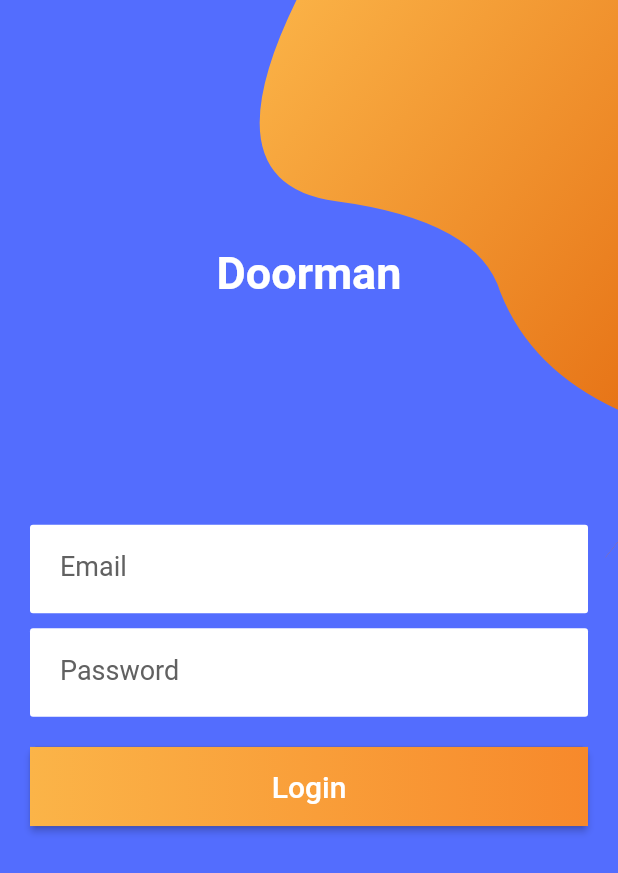
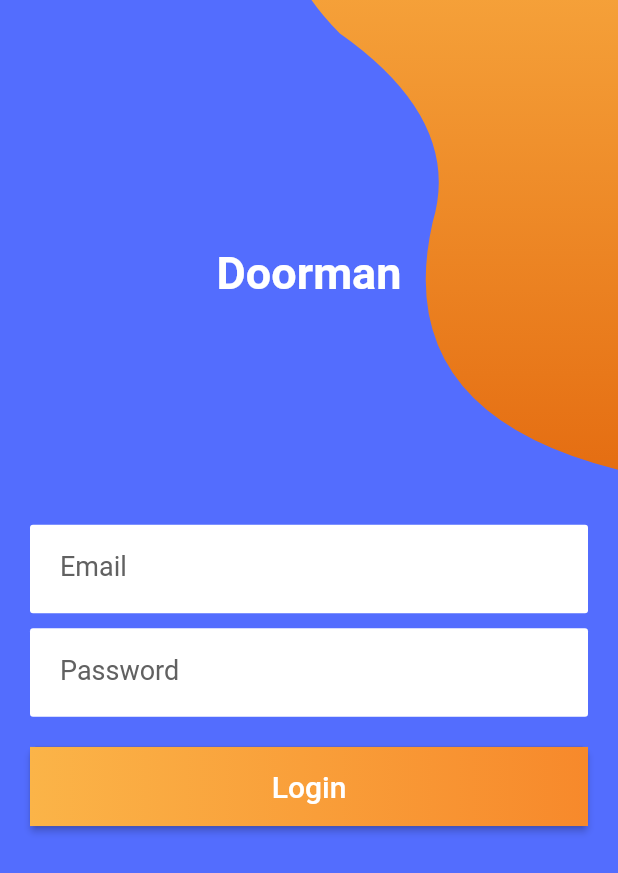
Before and after one commit to knipknap/doorman-app, a Flutter app: the LoginView screen opened by its route, on a phone screen of 412 x 824 dp. Shown: the top 873 px of the screen. Run offline on Flutter 3.47's test engine with Material 2 defaults, Android fonts, the light colour scheme and no system bars; our stand-ins replace flutter_settings_screens, shared_preferences; accounts and stored records are empty; network calls fail.

Commit message:
smooth some edges on the bezier design; simplify implementation

```diff
--- a/lib/components/bezier_container.dart
+++ b/lib/components/bezier_container.dart
@@ -1,7 +1,4 @@
-import 'dart:math';
-
 import 'package:flutter/material.dart';
-
 import 'clip_painter.dart';
 
 class BezierContainer extends StatelessWidget {
@@ -9,12 +6,10 @@ class BezierContainer extends StatelessWidget {
 
   @override
   Widget build(BuildContext context) {
-    return Transform.rotate(
-      angle: -pi / 3.5,
-      child: ClipPath(
+    return ClipPath(
       clipper: ClipPainter(),
       child: Container(
-          height: MediaQuery.of(context).size.height *.5,
+        height: MediaQuery.of(context).size.height *.55,
         width: MediaQuery.of(context).size.width,
         decoration: BoxDecoration(
             gradient: LinearGradient(
@@ -27,7 +22,6 @@ class BezierContainer extends StatelessWidget {
             )
           ),
       ),
-      ),
     );
   }
 }
--- a/lib/components/clip_painter.dart
+++ b/lib/components/clip_painter.dart
@@ -7,26 +7,13 @@ class ClipPainter extends CustomClipper<Path>{
     var width = size.width;
     var path = Path();
 
-    path.lineTo(0, size.height);
-    path.lineTo(size.width, height);
-    path.lineTo(size.width, 0);
-
-     /// [Top Left corner]
-    var secondControlPoint =  Offset(0 ,0);
-    var secondEndPoint = Offset(width * .18, height *.3);
-    path.quadraticBezierTo(secondControlPoint.dx, secondControlPoint.dy, secondEndPoint.dx, secondEndPoint.dy);
-
-     /// [Left Middle]
-    var fifthControlPoint =  Offset(width * .3, height * .5);
-    var fiftEndPoint = Offset(width * .23, height *.6);
-    path.quadraticBezierTo(fifthControlPoint.dx, fifthControlPoint.dy, fiftEndPoint.dx, fiftEndPoint.dy);
-
-     /// [Bottom Left corner]
-    var thirdControlPoint =  Offset(0, height);
-    var thirdEndPoint = Offset(width, height*1.8);
-    path.quadraticBezierTo(thirdControlPoint.dx, thirdControlPoint.dy, thirdEndPoint.dx, thirdEndPoint.dy);
-
-    path.lineTo(0, size.height  );
+    path.lineTo(-1, size.height+1);
+    path.lineTo(width, height);
+    path.lineTo(width, 0);
+    path.quadraticBezierTo(-width*.2, 0, width*.15, height*.3+10);
+    path.quadraticBezierTo(width*.35, height*.45, width*.3, height*.6);
+    path.quadraticBezierTo(width*.2, height, width, height);
+    path.lineTo(-1, size.height+1);
     path.close();
 
     return path;
@@ -34,8 +21,6 @@ class ClipPainter extends CustomClipper<Path>{
 
   @override
   bool shouldReclip(CustomClipper<Path> oldClipper) {
-    // ignore: todo
-    // TODO: implement shouldReclip
-    return true;
+    return false;
   }
 }
```
Lines whose indentation alone changed are shown as unchanged.
